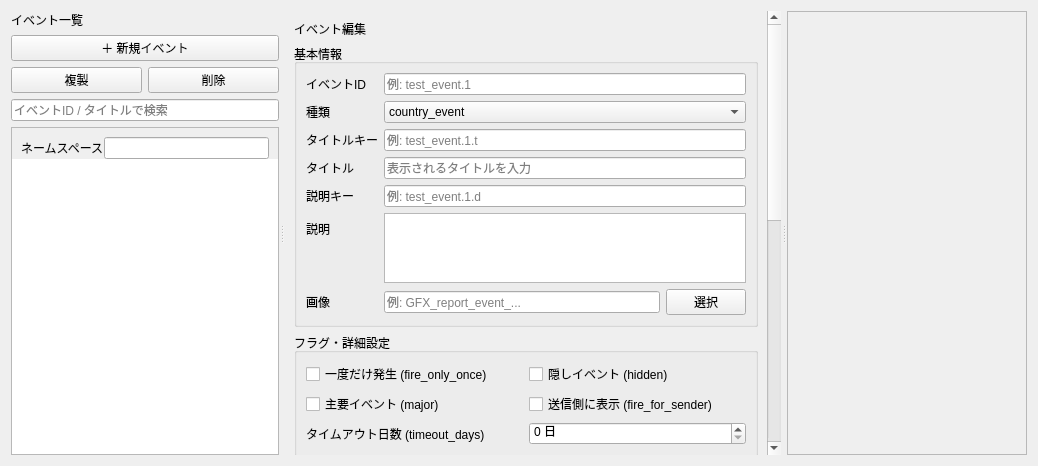
Qt form profiles/hoi4/events/event_editor.ui (Ikumyon/PDX-Mod-Studio) before a commit.
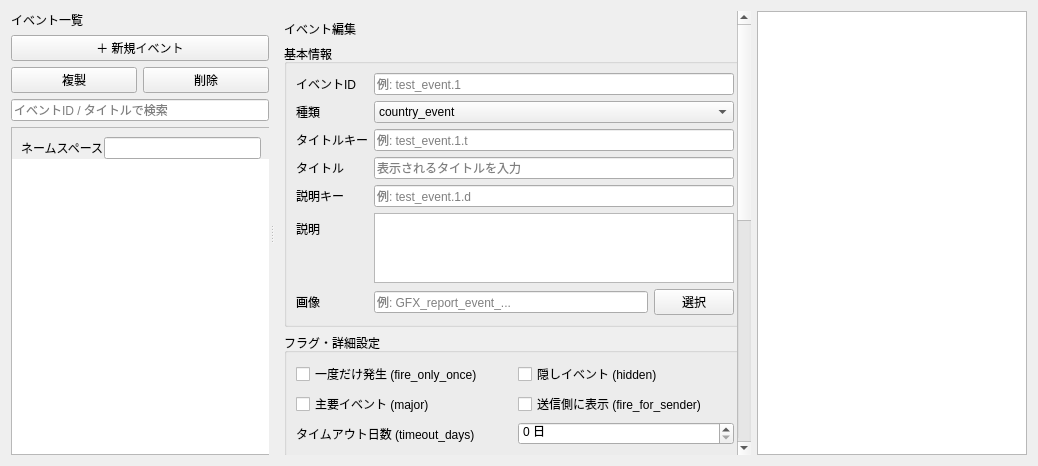
The same form after that commit.

Commit message: イベントプレビュー

```diff
--- a/profiles/hoi4/events/event_editor.ui
+++ b/profiles/hoi4/events/event_editor.ui
@@ -155,7 +155,7 @@
         <rect>
          <x>0</x>
          <y>0</y>
-         <width>487</width>
+         <width>486</width>
          <height>879</height>
         </rect>
        </property>
@@ -516,26 +516,11 @@
        </layout>
       </widget>
      </widget>
-     <widget class="QFrame" name="previewPanel">
-      <property name="minimumSize">
-       <size>
-        <width>240</width>
-        <height>0</height>
-       </size>
-      </property>
-      <property name="maximumSize">
-       <size>
-        <width>16777215</width>
-        <height>16777215</height>
-       </size>
-      </property>
-      <property name="frameShape">
-       <enum>QFrame::Shape::StyledPanel</enum>
-      </property>
-      <layout class="QVBoxLayout" name="previewLayout"/>
-     </widget>
     </widget>
    </item>
+   <item>
+    <widget class="QGraphicsView" name="previewPanel"/>
+   </item>
   </layout>
  </widget>
  <resources/>
```
The commit also changes 2 other files.
